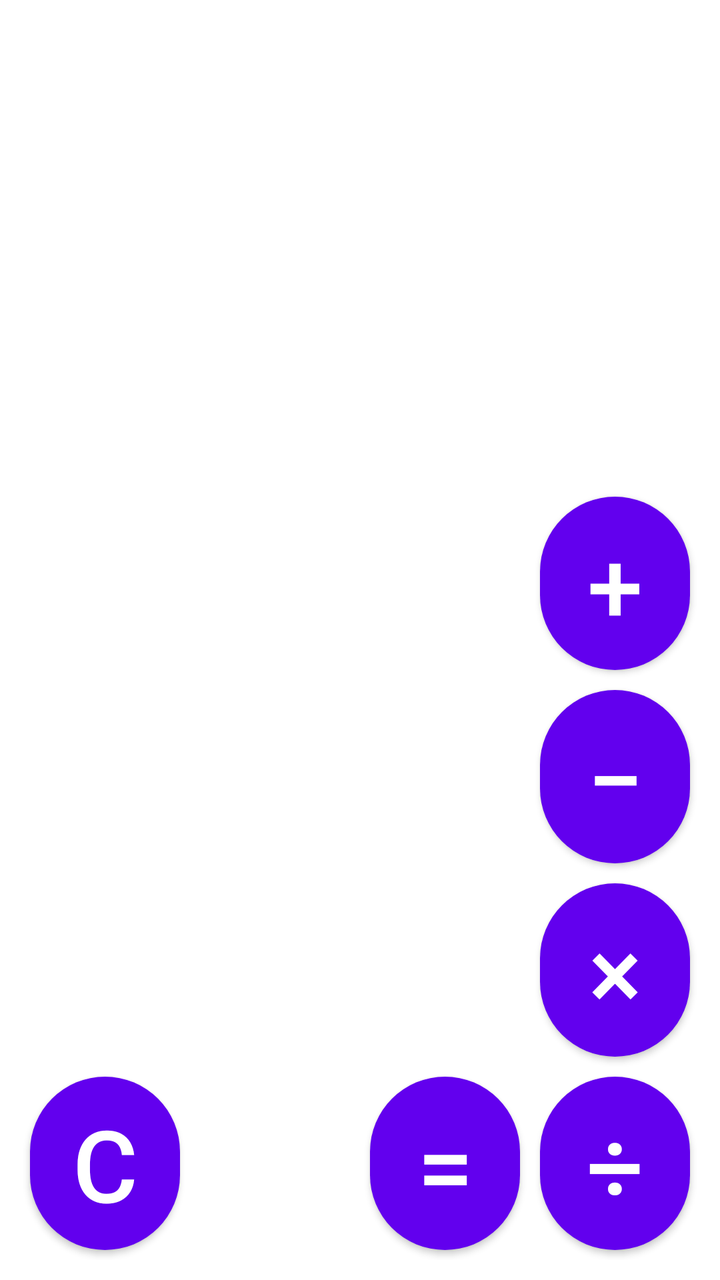
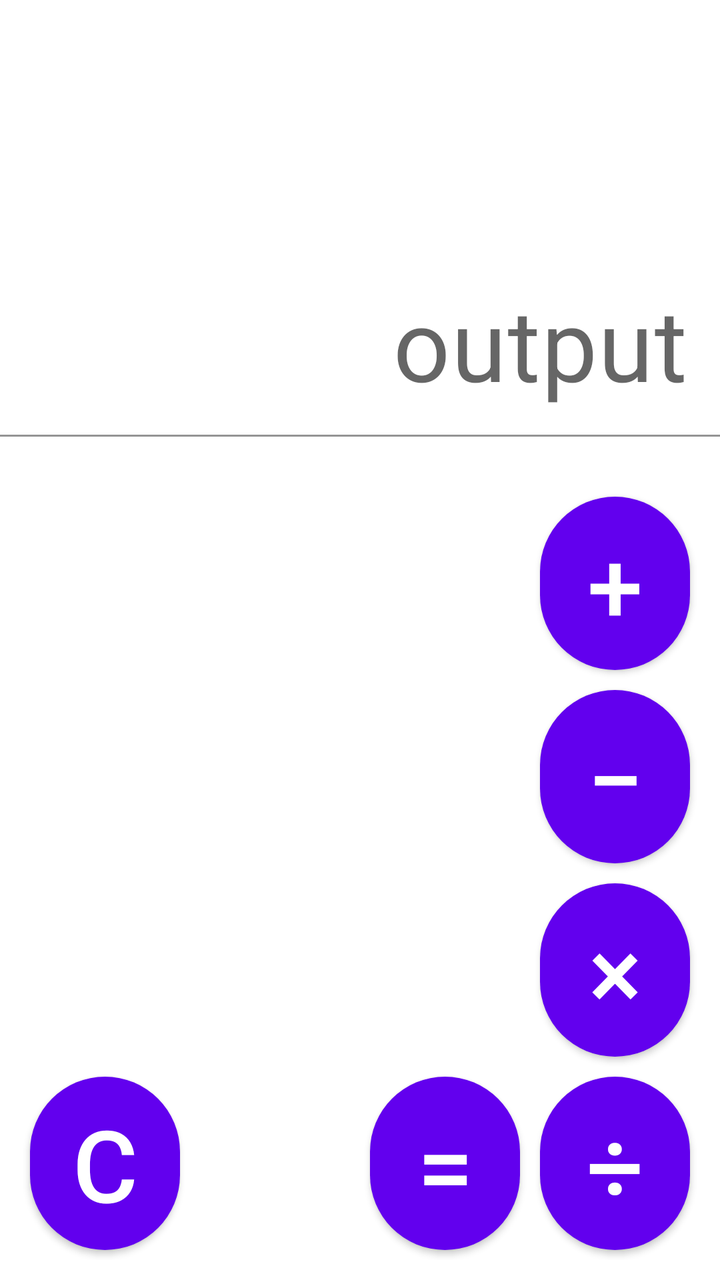

Screens rendered from an Android XML layout before and after an edit, with the pre-edit source and the edit as a unified diff.
<!-- AndroidManifest.xml: application theme Theme.CalculatorApp -->
<!-- res/layout/activity_main.xml -->
<?xml version="1.0" encoding="utf-8"?>
<RelativeLayout xmlns:android="http://schemas.android.com/apk/res/android"
    xmlns:app="http://schemas.android.com/apk/res-auto"
    xmlns:tools="http://schemas.android.com/tools"
    android:layout_width="match_parent"
    android:layout_height="match_parent"
    android:gravity="bottom|center_horizontal"
    android:id="@+id/relative"
    tools:context=".MainActivity">
    style="?android:attr/borderlessButtonStyle"

    <TableLayout
        android:id="@+id/table"
        android:layout_width="match_parent"
        android:layout_height="wrap_content"
        android:paddingHorizontal="10dp"
        android:paddingTop="25dp"
        android:paddingBottom="10dp">

        <TableRow
            android:layout_width="match_parent"
            android:layout_height="match_parent"
            android:gravity="center_horizontal">

            <Button
                android:id="@+id/button2"
                style="?android:attr/borderlessButtonStyle"
                android:layout_width="wrap_content"
                android:layout_height="wrap_content"
                android:layout_margin="5dp"
                android:layout_weight="1"
                android:text="1"
                android:textColor="@color/white"
                android:textSize="50sp" />

            <Button
                android:id="@+id/button"
                style="?android:attr/borderlessButtonStyle"
                android:layout_width="wrap_content"
                android:layout_height="wrap_content"
                android:layout_margin="5dp"
                android:layout_weight="1"
                android:text="2"
                android:textColor="@color/white"
                android:textSize="50sp" />

            <Button
                android:id="@+id/button3"
                style="?android:attr/borderlessButtonStyle"
                android:layout_width="wrap_content"
                android:layout_height="wrap_content"
                android:layout_margin="5dp"
                android:layout_weight="1"
                android:text="3"
                android:textColor="@color/white"
                android:textSize="50sp" />

            <Button
                android:id="@+id/button4"
                android:layout_width="wrap_content"
                android:layout_height="wrap_content"
                android:layout_margin="5dp"
                android:layout_weight="1"
                android:background="@drawable/rounded_corner"
                android:text="+"
                android:textSize="50sp" />
        </TableRow>

        <TableRow
            android:layout_width="match_parent"
            android:layout_height="match_parent"
            android:gravity="center_horizontal">

            <Button
                android:id="@+id/button5"
                style="?android:attr/borderlessButtonStyle"
                android:layout_width="wrap_content"
                android:layout_height="wrap_content"
                android:layout_margin="5dp"
                android:layout_weight="1"
                android:text="4"
                android:textColor="@color/white"
                android:textSize="50sp" />

            <Button
                android:id="@+id/button6"
                style="?android:attr/borderlessButtonStyle"
                android:layout_width="wrap_content"
                android:layout_height="wrap_content"
                android:layout_margin="5dp"
                android:layout_weight="1"
                android:text="5"
                android:textColor="@color/white"
                android:textSize="50sp" />

            <Button
                android:id="@+id/button7"
                style="?android:attr/borderlessButtonStyle"
                android:layout_width="wrap_content"
                android:layout_height="wrap_content"
                android:layout_margin="5dp"
                android:layout_weight="1"
                android:text="6"
                android:textColor="@color/white"
                android:textSize="50sp" />

            <Button
                android:id="@+id/button8"
                android:layout_width="wrap_content"
                android:layout_height="wrap_content"
                android:layout_margin="5dp"
                android:layout_weight="1"
                android:background="@drawable/rounded_corner"
                android:text="−"
                android:textSize="50sp" />
        </TableRow>

        <TableRow
            android:layout_width="match_parent"
            android:layout_height="match_parent"
            android:gravity="center_horizontal">

            <Button
                android:id="@+id/button9"
                style="?android:attr/borderlessButtonStyle"
                android:layout_width="wrap_content"
                android:layout_height="wrap_content"
                android:layout_margin="5dp"
                android:layout_weight="1"
                android:text="7"
                android:textColor="@color/white"
                android:textSize="50sp" />

            <Button
                android:id="@+id/button10"
                style="?android:attr/borderlessButtonStyle"
                android:layout_width="wrap_content"
                android:layout_height="wrap_content"
                android:layout_margin="5dp"
                android:layout_weight="1"
                android:text="8"
                android:textColor="@color/white"
                android:textSize="50sp" />

            <Button
                android:id="@+id/button11"
                style="?android:attr/borderlessButtonStyle"
                android:layout_width="wrap_content"
                android:layout_height="wrap_content"
                android:layout_margin="5dp"
                android:layout_weight="1"
                android:text="9"
                android:textColor="@color/white"
                android:textSize="50sp" />

            <Button
                android:id="@+id/button12"
                android:layout_width="wrap_content"
                android:layout_height="wrap_content"
                android:layout_margin="5dp"
                android:layout_weight="1"
                android:background="@drawable/rounded_corner"
                android:text="×"
                android:textSize="50sp" />
        </TableRow>

        <TableRow
            android:layout_width="match_parent"
            android:layout_height="match_parent"
            android:gravity="center_horizontal">

            <Button
                android:id="@+id/button13"
                android:layout_width="wrap_content"
                android:layout_height="wrap_content"
                android:layout_margin="5dp"
                android:layout_weight="1"
                android:background="@drawable/rounded_corner"
                android:text="C"
                android:textSize="50sp" />

            <Button
                android:id="@+id/button14"
                style="?android:attr/borderlessButtonStyle"
                android:layout_width="wrap_content"
                android:layout_height="wrap_content"
                android:layout_margin="5dp"
                android:layout_weight="1"
                android:text="0"
                android:textColor="@color/white"
                android:textSize="50sp" />

            <Button
                android:id="@+id/button15"
                android:layout_width="wrap_content"
                android:layout_height="wrap_content"
                android:layout_margin="5dp"
                android:layout_weight="1"
                android:background="@drawable/rounded_corner"
                android:text="="
                android:textSize="50sp" />

            <Button
                android:id="@+id/button16"
                android:layout_width="wrap_content"
                android:layout_height="wrap_content"
                android:layout_margin="5dp"
                android:layout_weight="1"
                android:background="@drawable/rounded_corner"
                android:text="÷"
                android:textSize="50sp" />
        </TableRow>
    </TableLayout>

</RelativeLayout>
<!-- resources referenced by this layout -->
<resources>
  <color name="white">#FFFFFFFF</color>
  <!-- drawable rounded_corner (drawable) -->
  <?xml version="1.0" encoding="utf-8"?>
  
  <shape xmlns:android="http://schemas.android.com/apk/res/android">
      <corners  android:radius="500000dp"/>
      <solid android:color="@color/purple_200"></solid>
  </shape>
  <style name="Theme.CalculatorApp" parent="Theme.MaterialComponents.DayNight.DarkActionBar">
          
          <item name="colorPrimary">@color/purple_500</item>
          <item name="colorPrimaryVariant">@color/purple_700</item>
          <item name="colorOnPrimary">@color/white</item>
          
          <item name="colorSecondary">@color/teal_200</item>
          <item name="colorSecondaryVariant">@color/teal_700</item>
          <item name="colorOnSecondary">@color/black</item>
          
          <item name="android:statusBarColor" tools:targetApi="l">?attr/colorPrimaryVariant</item>
          
      </style>
  <color name="purple_200">#FFBB86FC</color>
  <color name="purple_500">#FF6200EE</color>
  <color name="purple_700">#FF3700B3</color>
  <color name="teal_200">#FF03DAC5</color>
  <color name="teal_700">#FF018786</color>
  <color name="black">#FF000000</color>
</resources>

<!-- the commit's change to res/layout/activity_main.xml (unified diff, before → after) -->
@@ -9,207 +9,231 @@
     tools:context=".MainActivity">
     style="?android:attr/borderlessButtonStyle"
 
-    <TableLayout
-        android:id="@+id/table"
+    <LinearLayout
         android:layout_width="match_parent"
-        android:layout_height="wrap_content"
-        android:paddingHorizontal="10dp"
-        android:paddingTop="25dp"
-        android:paddingBottom="10dp">
-
-        <TableRow
+        android:layout_height="match_parent"
+        android:gravity="bottom"
+        android:orientation="vertical">
+
+        <com.google.android.material.textfield.TextInputLayout
             android:layout_width="match_parent"
-            android:layout_height="match_parent"
-            android:gravity="center_horizontal">
-
-            <Button
-                android:id="@+id/button2"
-                style="?android:attr/borderlessButtonStyle"
-                android:layout_width="wrap_content"
+            android:layout_height="wrap_content"
+            android:gravity="top">
+
+            <com.google.android.material.textfield.TextInputEditText
+                android:id="@+id/input"
+                android:layout_width="match_parent"
                 android:layout_height="wrap_content"
-                android:layout_margin="5dp"
-                android:layout_weight="1"
-                android:text="1"
-                android:textColor="@color/white"
-                android:textSize="50sp" />
-
-            <Button
-                android:id="@+id/button"
-                style="?android:attr/borderlessButtonStyle"
-                android:layout_width="wrap_content"
-                android:layout_height="wrap_content"
-                android:layout_margin="5dp"
-                android:layout_weight="1"
-                android:text="2"
-                android:textColor="@color/white"
-                android:textSize="50sp" />
-
-            <Button
-                android:id="@+id/button3"
-                style="?android:attr/borderlessButtonStyle"
-                android:layout_width="wrap_content"
-                android:layout_height="wrap_content"
-                android:layout_margin="5dp"
-                android:layout_weight="1"
-                android:text="3"
-                android:textColor="@color/white"
-                android:textSize="50sp" />
-
-            <Button
-                android:id="@+id/button4"
-                android:layout_width="wrap_content"
-                android:layout_height="wrap_content"
-                android:layout_margin="5dp"
-                android:layout_weight="1"
-                android:background="@drawable/rounded_corner"
-                android:text="+"
-                android:textSize="50sp" />
-        </TableRow>
-
-        <TableRow
+                android:gravity="right"
+                android:background="#00000000"
+                android:textSize="50sp"
+                android:textColor="#ffffff"
+                android:hint="output" />
+
+        </com.google.android.material.textfield.TextInputLayout>
+
+        <TableLayout
+            android:id="@+id/table"
             android:layout_width="match_parent"
-            android:layout_height="match_parent"
-            android:gravity="center_horizontal">
-
-            <Button
-                android:id="@+id/button5"
-                style="?android:attr/borderlessButtonStyle"
-                android:layout_width="wrap_content"
-                android:layout_height="wrap_content"
-                android:layout_margin="5dp"
-                android:layout_weight="1"
-                android:text="4"
-                android:textColor="@color/white"
-                android:textSize="50sp" />
-
-            <Button
-                android:id="@+id/button6"
-                style="?android:attr/borderlessButtonStyle"
-                android:layout_width="wrap_content"
-                android:layout_height="wrap_content"
-                android:layout_margin="5dp"
-                android:layout_weight="1"
-                android:text="5"
-                android:textColor="@color/white"
-                android:textSize="50sp" />
-
-            <Button
-                android:id="@+id/button7"
-                style="?android:attr/borderlessButtonStyle"
-                android:layout_width="wrap_content"
-                android:layout_height="wrap_content"
-                android:layout_margin="5dp"
-                android:layout_weight="1"
-                android:text="6"
-                android:textColor="@color/white"
-                android:textSize="50sp" />
-
-            <Button
-                android:id="@+id/button8"
-                android:layout_width="wrap_content"
-                android:layout_height="wrap_content"
-                android:layout_margin="5dp"
-                android:layout_weight="1"
-                android:background="@drawable/rounded_corner"
-                android:text="−"
-                android:textSize="50sp" />
-        </TableRow>
-
-        <TableRow
-            android:layout_width="match_parent"
-            android:layout_height="match_parent"
-            android:gravity="center_horizontal">
-
-            <Button
-                android:id="@+id/button9"
-                style="?android:attr/borderlessButtonStyle"
-                android:layout_width="wrap_content"
-                android:layout_height="wrap_content"
-                android:layout_margin="5dp"
-                android:layout_weight="1"
-                android:text="7"
-                android:textColor="@color/white"
-                android:textSize="50sp" />
-
-            <Button
-                android:id="@+id/button10"
-                style="?android:attr/borderlessButtonStyle"
-                android:layout_width="wrap_content"
-                android:layout_height="wrap_content"
-                android:layout_margin="5dp"
-                android:layout_weight="1"
-                android:text="8"
-                android:textColor="@color/white"
-                android:textSize="50sp" />
-
-            <Button
-                android:id="@+id/button11"
-                style="?android:attr/borderlessButtonStyle"
-                android:layout_width="wrap_content"
-                android:layout_height="wrap_content"
-                android:layout_margin="5dp"
-                android:layout_weight="1"
-                android:text="9"
-                android:textColor="@color/white"
-                android:textSize="50sp" />
-
-            <Button
-                android:id="@+id/button12"
-                android:layout_width="wrap_content"
-                android:layout_height="wrap_content"
-                android:layout_margin="5dp"
-                android:layout_weight="1"
-                android:background="@drawable/rounded_corner"
-                android:text="×"
-                android:textSize="50sp" />
-        </TableRow>
-
-        <TableRow
-            android:layout_width="match_parent"
-            android:layout_height="match_parent"
-            android:gravity="center_horizontal">
-
-            <Button
-                android:id="@+id/button13"
-                android:layout_width="wrap_content"
-                android:layout_height="wrap_content"
-                android:layout_margin="5dp"
-                android:layout_weight="1"
-                android:background="@drawable/rounded_corner"
-                android:text="C"
-                android:textSize="50sp" />
-
-            <Button
-                android:id="@+id/button14"
-                style="?android:attr/borderlessButtonStyle"
-                android:layout_width="wrap_content"
-                android:layout_height="wrap_content"
-                android:layout_margin="5dp"
-                android:layout_weight="1"
-                android:text="0"
-                android:textColor="@color/white"
-                android:textSize="50sp" />
-
-            <Button
-                android:id="@+id/button15"
-                android:layout_width="wrap_content"
-                android:layout_height="wrap_content"
-                android:layout_margin="5dp"
-                android:layout_weight="1"
-                android:background="@drawable/rounded_corner"
-                android:text="="
-                android:textSize="50sp" />
-
-            <Button
-                android:id="@+id/button16"
-                android:layout_width="wrap_content"
-                android:layout_height="wrap_content"
-                android:layout_margin="5dp"
-                android:layout_weight="1"
-                android:background="@drawable/rounded_corner"
-                android:text="÷"
-                android:textSize="50sp" />
-        </TableRow>
-    </TableLayout>
+            android:layout_height="wrap_content"
+            android:paddingHorizontal="10dp"
+            android:paddingTop="25dp"
+            android:paddingBottom="10dp">
+
+            <TableRow
+                android:layout_width="match_parent"
+                android:layout_height="match_parent"
+                android:gravity="center_horizontal">
+
+                <Button
+                    android:id="@+id/button2"
+                    style="?android:attr/borderlessButtonStyle"
+                    android:layout_width="wrap_content"
+                    android:layout_height="wrap_content"
+                    android:layout_margin="5dp"
+                    android:layout_weight="1"
+                    android:text="1"
+                    android:textColor="@color/white"
+                    android:textSize="50sp" />
+
+                <Button
+                    android:id="@+id/button"
+                    style="?android:attr/borderlessButtonStyle"
+                    android:layout_width="wrap_content"
+                    android:layout_height="wrap_content"
+                    android:layout_margin="5dp"
+                    android:layout_weight="1"
+                    android:text="2"
+                    android:textColor="@color/white"
+                    android:textSize="50sp" />
+
+                <Button
+                    android:id="@+id/button3"
+                    style="?android:attr/borderlessButtonStyle"
+                    android:layout_width="wrap_content"
+                    android:layout_height="wrap_content"
+                    android:layout_margin="5dp"
+                    android:layout_weight="1"
+                    android:text="3"
+                    android:textColor="@color/white"
+                    android:textSize="50sp" />
+
+                <Button
+                    android:id="@+id/button4"
+                    android:layout_width="wrap_content"
+                    android:layout_height="wrap_content"
+                    android:layout_margin="5dp"
+                    android:layout_weight="1"
+                    android:background="@drawable/rounded_corner"
+                    android:text="+"
+                    android:textSize="50sp" />
+            </TableRow>
+
+            <TableRow
+                android:layout_width="match_parent"
+                android:layout_height="match_parent"
+                android:gravity="center_horizontal">
+
+                <Button
+                    android:id="@+id/button5"
+                    style="?android:attr/borderlessButtonStyle"
+                    android:layout_width="wrap_content"
+                    android:layout_height="wrap_content"
+                    android:layout_margin="5dp"
+                    android:layout_weight="1"
+                    android:text="4"
+                    android:textColor="@color/white"
+                    android:textSize="50sp" />
+
+                <Button
+                    android:id="@+id/button6"
+                    style="?android:attr/borderlessButtonStyle"
+                    android:layout_width="wrap_content"
+                    android:layout_height="wrap_content"
+                    android:layout_margin="5dp"
+                    android:layout_weight="1"
+                    android:text="5"
+                    android:textColor="@color/white"
+                    android:textSize="50sp" />
+
+                <Button
+                    android:id="@+id/button7"
+                    style="?android:attr/borderlessButtonStyle"
+                    android:layout_width="wrap_content"
+                    android:layout_height="wrap_content"
+                    android:layout_margin="5dp"
+                    android:layout_weight="1"
+                    android:text="6"
+                    android:textColor="@color/white"
+                    android:textSize="50sp" />
+
+                <Button
+                    android:id="@+id/button8"
+                    android:layout_width="wrap_content"
+                    android:layout_height="wrap_content"
+                    android:layout_margin="5dp"
+                    android:layout_weight="1"
+                    android:background="@drawable/rounded_corner"
+                    android:text="−"
+                    android:textSize="50sp" />
+            </TableRow>
+
+            <TableRow
+                android:layout_width="match_parent"
+                android:layout_height="match_parent"
+                android:gravity="center_horizontal">
+
+                <Button
+                    android:id="@+id/button9"
+                    style="?android:attr/borderlessButtonStyle"
+                    android:layout_width="wrap_content"
+                    android:layout_height="wrap_content"
+                    android:layout_margin="5dp"
+                    android:layout_weight="1"
+                    android:text="7"
+                    android:textColor="@color/white"
+                    android:textSize="50sp" />
+
+                <Button
+                    android:id="@+id/button10"
+                    style="?android:attr/borderlessButtonStyle"
+                    android:layout_width="wrap_content"
+                    android:layout_height="wrap_content"
+                    android:layout_margin="5dp"
+                    android:layout_weight="1"
+                    android:text="8"
+                    android:textColor="@color/white"
+                    android:textSize="50sp" />
+
+                <Button
+                    android:id="@+id/button11"
+                    style="?android:attr/borderlessButtonStyle"
+                    android:layout_width="wrap_content"
+                    android:layout_height="wrap_content"
+                    android:layout_margin="5dp"
+                    android:layout_weight="1"
+                    android:text="9"
+                    android:textColor="@color/white"
+                    android:textSize="50sp" />
+
+                <Button
+                    android:id="@+id/button12"
+                    android:layout_width="wrap_content"
+                    android:layout_height="wrap_content"
+                    android:layout_margin="5dp"
+                    android:layout_weight="1"
+                    android:background="@drawable/rounded_corner"
+                    android:text="×"
+                    android:textSize="50sp" />
+            </TableRow>
+
+            <TableRow
+                android:layout_width="match_parent"
+                android:layout_height="match_parent"
+                android:gravity="center_horizontal">
+
+                <Button
+                    android:id="@+id/button13"
+                    android:layout_width="wrap_content"
+                    android:layout_height="wrap_content"
+                    android:layout_margin="5dp"
+                    android:layout_weight="1"
+                    android:background="@drawable/rounded_corner"
+                    android:text="C"
+                    android:textSize="50sp" />
+
+                <Button
+                    android:id="@+id/button14"
+                    style="?android:attr/borderlessButtonStyle"
+                    android:layout_width="wrap_content"
+                    android:layout_height="wrap_content"
+                    android:layout_margin="5dp"
+                    android:layout_weight="1"
+                    android:text="0"
+                    android:textColor="@color/white"
+                    android:textSize="50sp" />
+
+                <Button
+                    android:id="@+id/button15"
+                    android:layout_width="wrap_content"
+                    android:layout_height="wrap_content"
+                    android:layout_margin="5dp"
+                    android:layout_weight="1"
+                    android:background="@drawable/rounded_corner"
+                    android:text="="
+                    android:textSize="50sp" />
+
+                <Button
+                    android:id="@+id/button16"
+                    android:layout_width="wrap_content"
+                    android:layout_height="wrap_content"
+                    android:layout_margin="5dp"
+                    android:layout_weight="1"
+                    android:background="@drawable/rounded_corner"
+                    android:text="÷"
+                    android:textSize="50sp" />
+            </TableRow>
+        </TableLayout>
+    </LinearLayout>
 
 </RelativeLayout>
